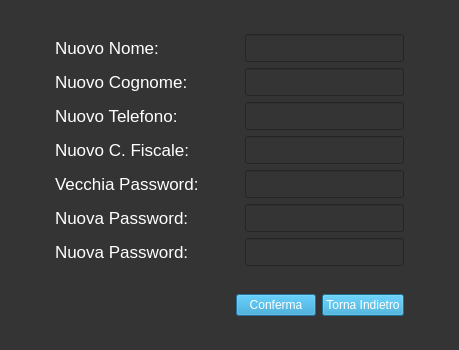
Old version of the form Viste/Cliente/GUI/modifica_profilo.ui in the repository GiulianiM/Noleggio.
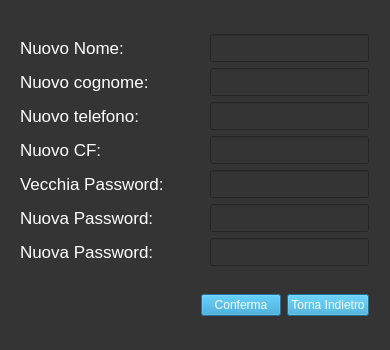
New version of the form. Icons and pictures are not drawn.

The edit to the form file:
```diff
--- a/Viste/Cliente/GUI/modifica_profilo.ui
+++ b/Viste/Cliente/GUI/modifica_profilo.ui
@@ -6,7 +6,7 @@
    <rect>
     <x>0</x>
     <y>0</y>
-    <width>459</width>
+    <width>390</width>
     <height>350</height>
    </rect>
   </property>
@@ -60,7 +60,7 @@
             <string notr="true">color:rgb(255, 255, 255)</string>
            </property>
            <property name="text">
-            <string>Nuovo Cognome:</string>
+            <string>Nuovo cognome:</string>
            </property>
           </widget>
          </item>
@@ -75,7 +75,7 @@
             <string notr="true">color:rgb(255, 255, 255)</string>
            </property>
            <property name="text">
-            <string>Nuovo Telefono:</string>
+            <string>Nuovo telefono:</string>
            </property>
           </widget>
          </item>
@@ -90,7 +90,7 @@
             <string notr="true">color:rgb(255, 255, 255)</string>
            </property>
            <property name="text">
-            <string>Nuovo C. Fiscale:</string>
+            <string>Nuovo CF:</string>
            </property>
           </widget>
          </item>
```
